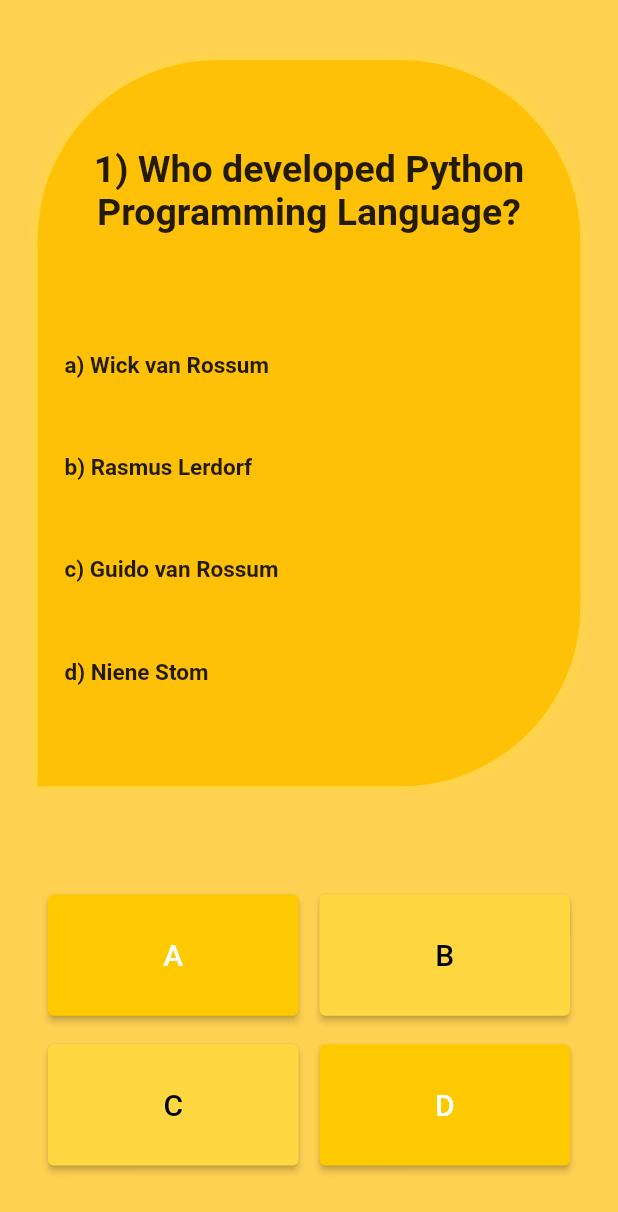
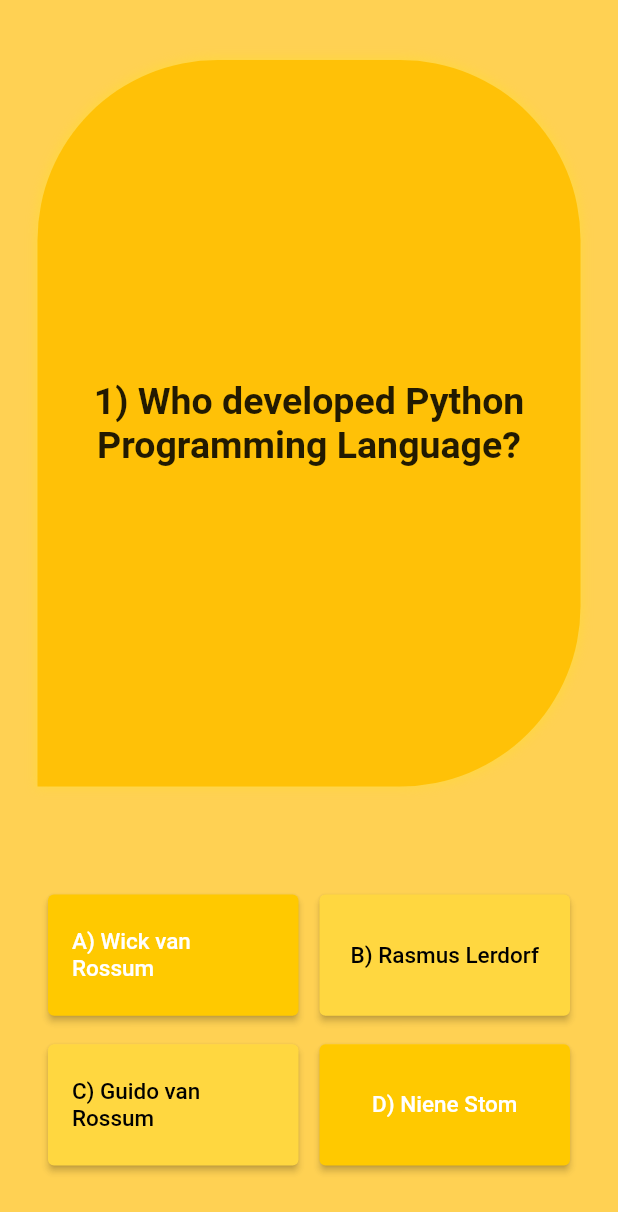
Before and after one commit to ENGR-WAJAHAT-AHMED/mcqs_quiz_app_flutter, a Flutter app: the screen it shows after launch, on a phone screen of 412 x 824 dp. Shown: the top 1212 px of the screen. Run offline on Flutter 3.47's test engine with Material 2 defaults, Android fonts, the light colour scheme and no system bars.

Commit message:
make ui changes

```diff
--- a/lib/main.dart
+++ b/lib/main.dart
@@ -37,9 +37,9 @@ class _QuizPageState extends State<QuizPage> {
 
 
   List<Question> questionBank = [
-    Question(q:"1) Who developed Python Programming Language?",a:"a) Wick van Rossum",b:"b) Rasmus Lerdorf",c:"c) Guido van Rossum",d:"d) Niene Stom",ra:"C"),
-    Question(q:"2) Which type of Programming does Python support?",a:"a) object-oriented programming",b:"b) structured programming",c:"c) functional programming",d:"d) all of the mentioned",ra:"D"),
-    Question(q:"3. Is Python case sensitive when dealing with identifiers?",a:" a) no",b:" b) yes",c:"c) machine dependent",d:"d) none of the mentioned",ra:"B"),
+    Question(q:"1) Who developed Python Programming Language?",a:"A) Wick van Rossum",b:"B) Rasmus Lerdorf",c:"C) Guido van Rossum",d:"D) Niene Stom",ra:"C"),
+    Question(q:"2) Which type of Programming does Python support?",a:"A) object-oriented programming",b:"B) structured programming",c:"C) functional programming",d:"D) all of the mentioned",ra:"D"),
+    Question(q:"3) Is Python case sensitive when dealing with identifiers?",a:"A) no",b:" B) yes",c:"C) machine dependent",d:"D) none of the mentioned",ra:"B"),
     Question(q:"",a:"",b:"",c:"",d:"",ra:"C"),
 
   ];
@@ -76,13 +76,8 @@ class _QuizPageState extends State<QuizPage> {
               child: Padding(
                 padding: const EdgeInsets.all(8.0),
                 child: Center(
-                  child: Column(
-                    crossAxisAlignment: CrossAxisAlignment.start,
-                    children: [
-                      Expanded(
-                        flex:3,
                   child: Padding(
-                          padding: const EdgeInsets.only(top: 50 ),
+                    padding: const EdgeInsets.all(8.0 ),
                     child: Text(
                       questionBank[no].questionText,
                       textAlign: TextAlign.center,
@@ -92,75 +87,6 @@ class _QuizPageState extends State<QuizPage> {
                         fontWeight: FontWeight.bold,
                       ),
                     ),
-                        ),
-                      ),
-                      Expanded(
-                        flex: 5,
-                          child: Padding(
-                            padding: const EdgeInsets.only(top: 10,right: 10,left: 10,bottom: 10),
-                            child: Column(
-                              crossAxisAlignment: CrossAxisAlignment.start,
-                              children: [
-                            Expanded(
-                              child: Padding(
-                                padding: const EdgeInsets.only(top: 1,bottom: 1),
-                                child: Text(
-                                  questionBank[no].choseA,
-                                  textAlign: TextAlign.center,
-                                  style: TextStyle(
-                                    fontSize: 15.0,
-                                    color: Colors.black87,
-                                    fontWeight: FontWeight.bold,
-                                  ),
-                                ),
-                              ),
-                            ),
-                            Expanded(
-                              child: Padding(
-                                padding: const EdgeInsets.only(top: 1,bottom: 1),
-                                child: Text(
-                                  questionBank[no].choseB,
-                                  textAlign: TextAlign.center,
-                                  style: TextStyle(
-                                    fontSize: 15.0,
-                                    color: Colors.black87,
-                                    fontWeight: FontWeight.bold,
-                                  ),
-                                ),
-                              ),
-                            ),
-                            Expanded(
-                              child: Padding(
-                                padding: const EdgeInsets.only(top: 1,bottom: 1),
-                                child: Text(
-                                  questionBank[no].choseC,
-                                  textAlign: TextAlign.center,
-                                  style: TextStyle(
-                                    fontSize: 15.0,
-                                    color: Colors.black87,
-                                    fontWeight: FontWeight.bold,
-                                  ),
-                                ),
-                              ),
-                            ),
-                            Expanded(
-                              child: Padding(
-                                padding: const EdgeInsets.only(top: 1,bottom: 1),
-                                child: Text(
-                                  questionBank[no].choseD,
-                                  textAlign: TextAlign.center,
-                                  style: TextStyle(
-                                    fontSize: 15.0,
-                                    color: Colors.black87,
-                                    fontWeight: FontWeight.bold,
-                                  ),
-                                ),
-                              ),
-                            ),
-                        ],
-                      ),
-                          ))
-                    ],
                   ),
                 ),
               ),
@@ -181,10 +107,10 @@ class _QuizPageState extends State<QuizPage> {
                         primary: Color(0xffFFC900),
                       ),
                       child: Text(
-                        'A',
+                        questionBank[no].choseA,
                         style: TextStyle(
                           color: Colors.white,
-                          fontSize: 20.0,
+                          fontSize: 15.0,
                         ),
                       ),
                       onPressed: () {
@@ -210,9 +136,9 @@ class _QuizPageState extends State<QuizPage> {
                           primary: Colors.amberAccent
                       ),
                       child: Text(
-                        'B',
+                        questionBank[no].choseB,
                         style: TextStyle(
-                          fontSize: 20.0,
+                          fontSize: 15.0,
                           color: Colors.black,
                         ),
                       ),
@@ -248,10 +174,10 @@ class _QuizPageState extends State<QuizPage> {
                           primary: Colors.amberAccent
                       ),
                       child: Text(
-                        'C',
+                        questionBank[no].choseC,
                         style: TextStyle(
                           color: Colors.black,
-                          fontSize: 20.0,
+                          fontSize: 15.0,
                         ),
                       ),
                       onPressed: () {
@@ -277,9 +203,9 @@ class _QuizPageState extends State<QuizPage> {
                           primary: Color(0xffFFC900),
                       ),
                       child: Text(
-                        'D',
+                        questionBank[no].choseD,
                         style: TextStyle(
-                          fontSize: 20.0,
+                          fontSize: 15.0,
                           color: Colors.white,
                         ),
                       ),
```
Also changed, not shown: lib/question.dart (+66 -0 lines). Lines whose indentation alone changed are shown as unchanged.
